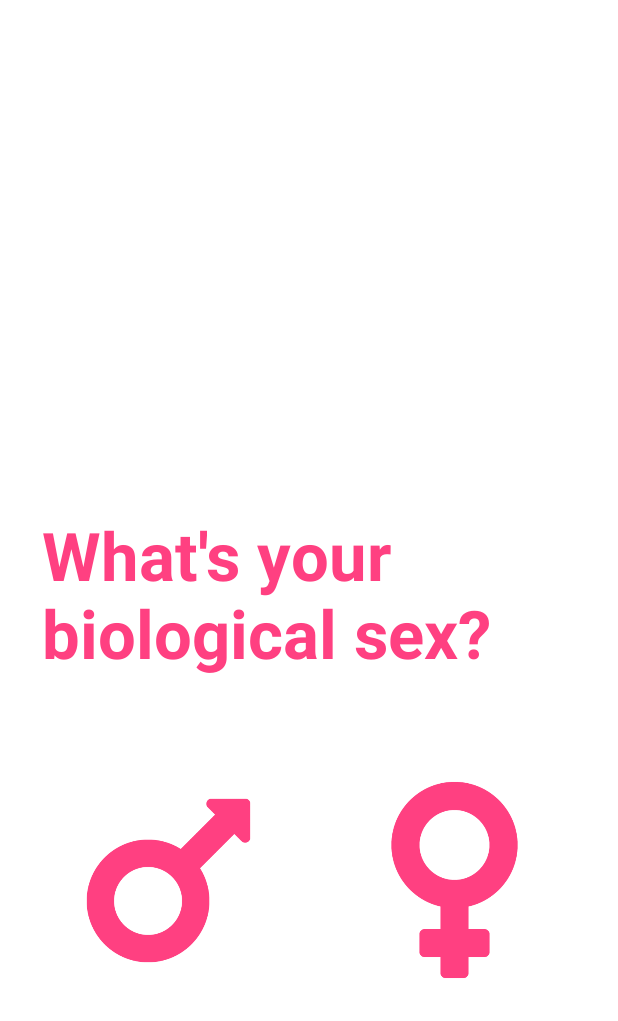
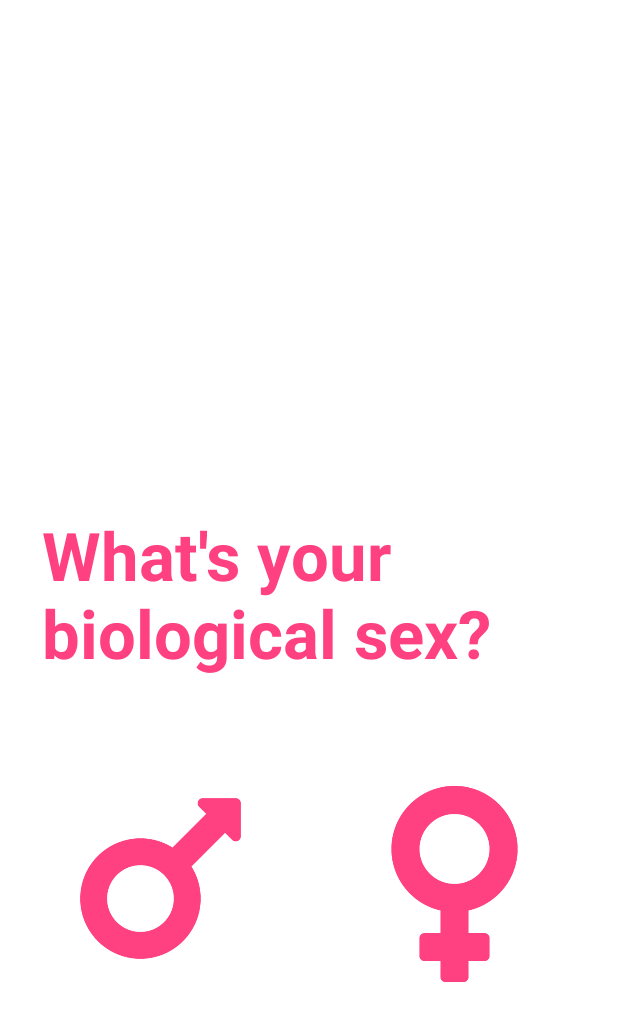
Before and after one commit to XiPu99/hack-duke-2018, an Android app: the GenderPickerActivity screen opened directly, with no data from a screen before it, on a phone screen of 412 x 824 dp. Shown: the top 1021 px of the screen. Run offline under Robolectric (Android 15) with nearby library versions, the phone set to English and light mode, and no system bars.

Commit message:
improve gender picker ui

```diff
--- a/app/src/main/java/somethingmonkey/hackduke/GenderPickerActivity.java
+++ b/app/src/main/java/somethingmonkey/hackduke/GenderPickerActivity.java
@@ -14,8 +14,6 @@ public class GenderPickerActivity extends AppCompatActivity{
     FloatingActionButton nextButton;
     ImageView maleIcon;
     ImageView femaleIcon;
-    boolean isMaleSelect = false;
-    boolean isFemaleSelect = false;
 
     @Override
     protected void onCreate(Bundle savedInstanceState) {
@@ -26,7 +24,7 @@ public class GenderPickerActivity extends AppCompatActivity{
         nextButton = findViewById(R.id.next_button);
         maleIcon = findViewById(R.id.maleIcon);
         femaleIcon = findViewById(R.id.femaleIcon);
-        nextButton.hide();
+//        nextButton.hide();
     }
 
     @Override
@@ -51,9 +49,7 @@ public class GenderPickerActivity extends AppCompatActivity{
     }
 
     private void setIcon(ImageView icon, int resid){
-        if(!nextButton.isShown()){
-            nextButton.show();
-        }
+        nextButton.show();
         icon.setImageResource(resid);
         femaleIcon.setColorFilter(ContextCompat.getColor(this, R.color.colorAccent), android.graphics.PorterDuff.Mode.MULTIPLY);
     }
--- a/app/src/main/res/layout/gender.xml
+++ b/app/src/main/res/layout/gender.xml
@@ -49,43 +49,46 @@
         app:layout_constraintHorizontal_bias="0.873"
         app:layout_constraintStart_toStartOf="parent"
         app:layout_constraintTop_toBottomOf="@+id/femaleIcon"
-        app:layout_constraintVertical_bias="0.727"/>
+        app:layout_constraintVertical_bias="0.727"
+        android:visibility="invisible"/>
 
     <ImageView
         android:id="@+id/maleIcon"
         android:layout_width="142dp"
-        android:layout_height="190dp"
+        android:layout_height="139dp"
         android:layout_marginBottom="8dp"
         android:layout_marginEnd="8dp"
         android:layout_marginStart="36dp"
         android:layout_marginTop="40dp"
         android:adjustViewBounds="false"
+        android:background="?attr/selectableItemBackgroundBorderless"
+        android:clickable="true"
+        android:onClick="onClickMaleIcon"
         android:src="@drawable/m_nonselect"
         android:tint="@color/colorAccent"
         app:layout_constraintBottom_toBottomOf="parent"
         app:layout_constraintEnd_toStartOf="@+id/femaleIcon"
-        app:layout_constraintHorizontal_bias="0.125"
+        app:layout_constraintHorizontal_bias="0.0"
         app:layout_constraintStart_toStartOf="parent"
         app:layout_constraintTop_toBottomOf="@+id/textView"
-        app:layout_constraintVertical_bias="0.0"
-        android:clickable="true"
-        android:onClick="onClickMaleIcon"/>
+        app:layout_constraintVertical_bias="0.13"/>
 
     <ImageView
         android:id="@+id/femaleIcon"
         android:layout_width="146dp"
-        android:layout_height="192dp"
+        android:layout_height="149dp"
         android:layout_marginBottom="8dp"
         android:layout_marginEnd="36dp"
         android:layout_marginTop="36dp"
+        android:background="?attr/selectableItemBackground"
+        android:clickable="true"
+        android:onClick="onClickFemaleIcon"
         android:src="@drawable/f_nonselect"
         android:tint="@color/colorAccent"
         app:layout_constraintBottom_toBottomOf="parent"
         app:layout_constraintEnd_toEndOf="parent"
         app:layout_constraintTop_toBottomOf="@+id/textView"
-        app:layout_constraintVertical_bias="0.022"
-        android:clickable="true"
-        android:onClick="onClickFemaleIcon"/>
+        app:layout_constraintVertical_bias="0.151"/>
 
 
 </android.support.constraint.ConstraintLayout>
```
Also changed, not shown: app/src/main/res/layout/birthday.xml (+25 -4 lines), app/src/main/res/layout/main_screen.xml (+42 -15 lines), app/src/main/res/drawable/calendar.png (added), app/src/main/res/drawable/calendar_alt.png (added), app/src/main/res/drawable/calendar_small.png (added).
